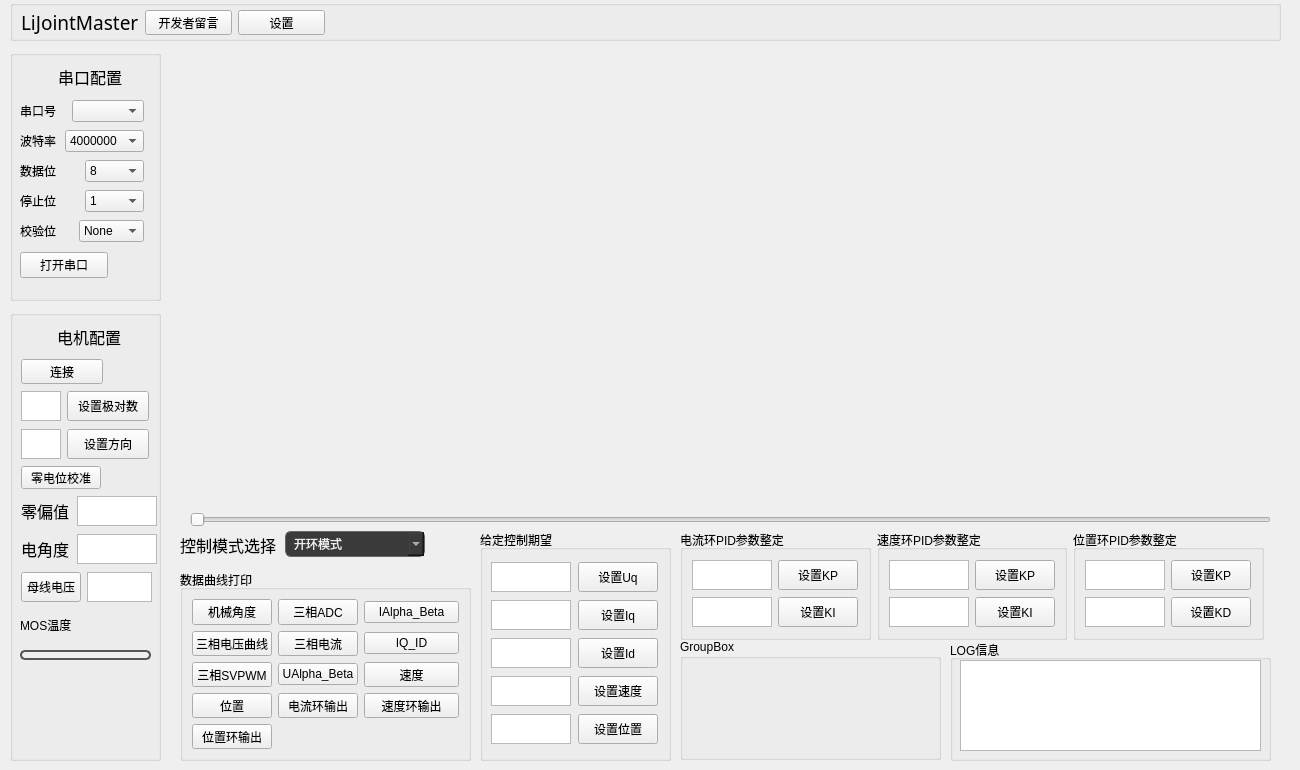
This is widget.ui in lhzloveyyj/LiJointMaster as Qt 5 draws it before an edit. The edited form follows.
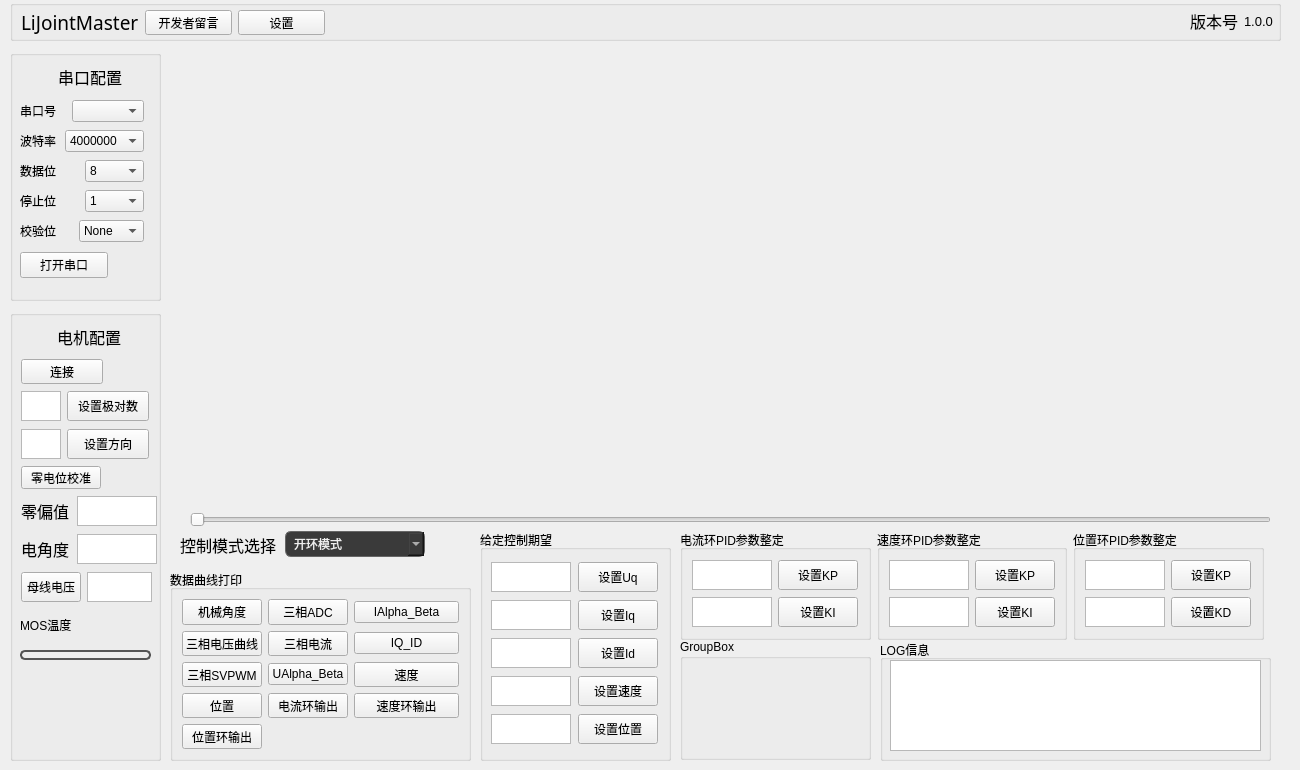
This is the edited form. Icons and pictures are not drawn. Custom widgets are drawn as their Qt base class.

```diff
--- a/widget.ui
+++ b/widget.ui
@@ -42,9 +42,9 @@
   <widget class="QGroupBox" name="groupBox">
    <property name="geometry">
     <rect>
-     <x>180</x>
+     <x>170</x>
      <y>570</y>
-     <width>291</width>
+     <width>301</width>
      <height>191</height>
     </rect>
    </property>
@@ -1202,6 +1202,42 @@
      </item>
     </layout>
    </widget>
+   <widget class="QWidget" name="">
+    <property name="geometry">
+     <rect>
+      <x>1180</x>
+      <y>10</y>
+      <width>86</width>
+      <height>22</height>
+     </rect>
+    </property>
+    <layout class="QHBoxLayout" name="horizontalLayout_4">
+     <item>
+      <widget class="QLabel" name="label_15">
+       <property name="font">
+        <font>
+         <pointsize>12</pointsize>
+        </font>
+       </property>
+       <property name="text">
+        <string>版本号</string>
+       </property>
+      </widget>
+     </item>
+     <item>
+      <widget class="QLabel" name="label_16">
+       <property name="font">
+        <font>
+         <pointsize>10</pointsize>
+        </font>
+       </property>
+       <property name="text">
+        <string>1.0.0</string>
+       </property>
+      </widget>
+     </item>
+    </layout>
+   </widget>
   </widget>
   <widget class="QWidget" name="layoutWidget">
    <property name="geometry">
@@ -1286,9 +1322,9 @@
   <widget class="QGroupBox" name="groupBox_8">
    <property name="geometry">
     <rect>
-     <x>950</x>
+     <x>880</x>
      <y>640</y>
-     <width>321</width>
+     <width>391</width>
      <height>121</height>
     </rect>
    </property>
@@ -1300,7 +1336,7 @@
      <rect>
       <x>10</x>
       <y>20</y>
-      <width>301</width>
+      <width>371</width>
       <height>91</height>
      </rect>
     </property>
@@ -1488,7 +1524,7 @@
     <rect>
      <x>680</x>
      <y>639</y>
-     <width>261</width>
+     <width>191</width>
      <height>121</height>
     </rect>
    </property>
```
Left out of the diff: 4 changed lines with no effect on the pictures.
